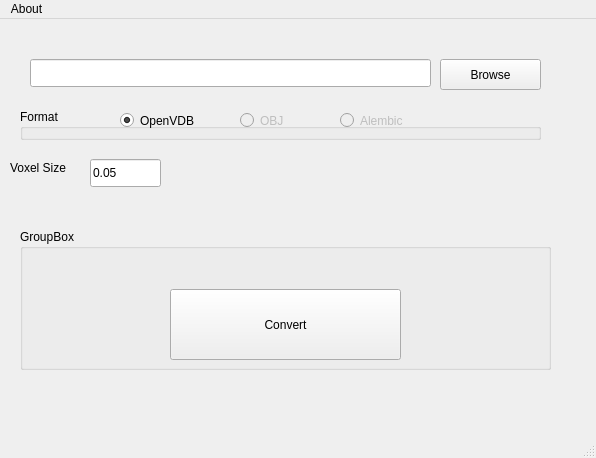
Qt form maya/python/mpconvertForMaya/ui/mpconvertForMaya.ui (kcoley/MeshPotato) before a commit.
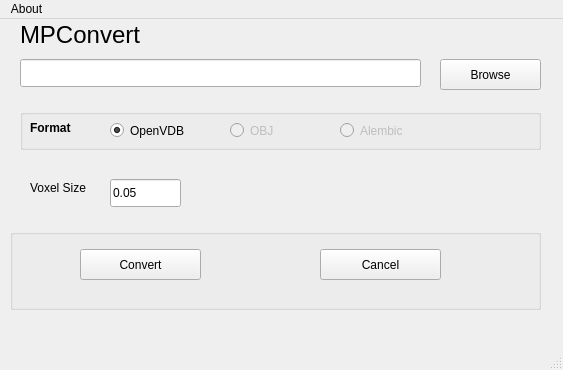
The same form after that commit.

Commit message: Updated UI for maya and added python volume example

The edit to the form file:
```diff
--- a/maya/python/mpconvertForMaya/ui/mpconvertForMaya.ui
+++ b/maya/python/mpconvertForMaya/ui/mpconvertForMaya.ui
@@ -6,8 +6,8 @@
    <rect>
     <x>0</x>
     <y>0</y>
-    <width>596</width>
-    <height>458</height>
+    <width>563</width>
+    <height>370</height>
    </rect>
   </property>
   <property name="windowTitle">
@@ -17,22 +17,22 @@
    <widget class="QGroupBox" name="buttonGroupBox">
     <property name="geometry">
      <rect>
-      <x>20</x>
+      <x>10</x>
       <y>210</y>
       <width>531</width>
-      <height>141</height>
+      <height>81</height>
      </rect>
     </property>
     <property name="title">
-     <string>GroupBox</string>
+     <string/>
     </property>
     <widget class="QPushButton" name="convertButton">
      <property name="geometry">
       <rect>
-       <x>150</x>
-       <y>60</y>
-       <width>231</width>
-       <height>71</height>
+       <x>70</x>
+       <y>20</y>
+       <width>121</width>
+       <height>31</height>
       </rect>
      </property>
      <property name="text">
@@ -42,6 +42,19 @@
       <string>&quot;convert()&quot;</string>
      </property>
     </widget>
+    <widget class="QPushButton" name="convertButton_2">
+     <property name="geometry">
+      <rect>
+       <x>310</x>
+       <y>20</y>
+       <width>121</width>
+       <height>31</height>
+      </rect>
+     </property>
+     <property name="text">
+      <string>Cancel</string>
+     </property>
+    </widget>
    </widget>
    <widget class="QPushButton" name="browseButton">
     <property name="geometry">
@@ -62,17 +75,17 @@
       <x>20</x>
       <y>90</y>
       <width>521</width>
-      <height>31</height>
+      <height>41</height>
      </rect>
     </property>
     <property name="title">
-     <string>Format</string>
+     <string/>
     </property>
     <widget class="QRadioButton" name="radioButtonVDB">
      <property name="geometry">
       <rect>
-       <x>100</x>
-       <y>0</y>
+       <x>90</x>
+       <y>10</y>
        <width>121</width>
        <height>23</height>
       </rect>
@@ -90,8 +103,8 @@
      </property>
      <property name="geometry">
       <rect>
-       <x>220</x>
-       <y>0</y>
+       <x>210</x>
+       <y>10</y>
        <width>121</width>
        <height>23</height>
       </rect>
@@ -107,7 +120,7 @@
      <property name="geometry">
       <rect>
        <x>320</x>
-       <y>0</y>
+       <y>10</y>
        <width>121</width>
        <height>23</height>
       </rect>
@@ -116,12 +129,31 @@
       <string>Alembic</string>
      </property>
     </widget>
+    <widget class="QLabel" name="label">
+     <property name="geometry">
+      <rect>
+       <x>10</x>
+       <y>10</y>
+       <width>70</width>
+       <height>18</height>
+      </rect>
+     </property>
+     <property name="font">
+      <font>
+       <weight>75</weight>
+       <bold>true</bold>
+      </font>
+     </property>
+     <property name="text">
+      <string>Format</string>
+     </property>
+    </widget>
    </widget>
    <widget class="QLabel" name="vsLabel">
     <property name="geometry">
      <rect>
-      <x>10</x>
-      <y>140</y>
+      <x>30</x>
+      <y>160</y>
       <width>81</width>
       <height>18</height>
      </rect>
@@ -133,8 +165,8 @@
    <widget class="QLineEdit" name="voxelSizeField">
     <property name="geometry">
      <rect>
-      <x>90</x>
-      <y>140</y>
+      <x>110</x>
+      <y>160</y>
       <width>71</width>
       <height>28</height>
      </rect>
@@ -149,20 +181,38 @@
    <widget class="QLineEdit" name="filePathField">
     <property name="geometry">
      <rect>
-      <x>30</x>
+      <x>20</x>
       <y>40</y>
       <width>401</width>
       <height>28</height>
      </rect>
     </property>
    </widget>
+   <widget class="QLabel" name="label_2">
+    <property name="geometry">
+     <rect>
+      <x>20</x>
+      <y>0</y>
+      <width>231</width>
+      <height>31</height>
+     </rect>
+    </property>
+    <property name="font">
+     <font>
+      <pointsize>18</pointsize>
+     </font>
+    </property>
+    <property name="text">
+     <string>MPConvert</string>
+    </property>
+   </widget>
   </widget>
   <widget class="QMenuBar" name="menubar">
    <property name="geometry">
     <rect>
      <x>0</x>
      <y>0</y>
-     <width>596</width>
+     <width>563</width>
      <height>26</height>
     </rect>
    </property>
```
The commit also changes 1 other file.
